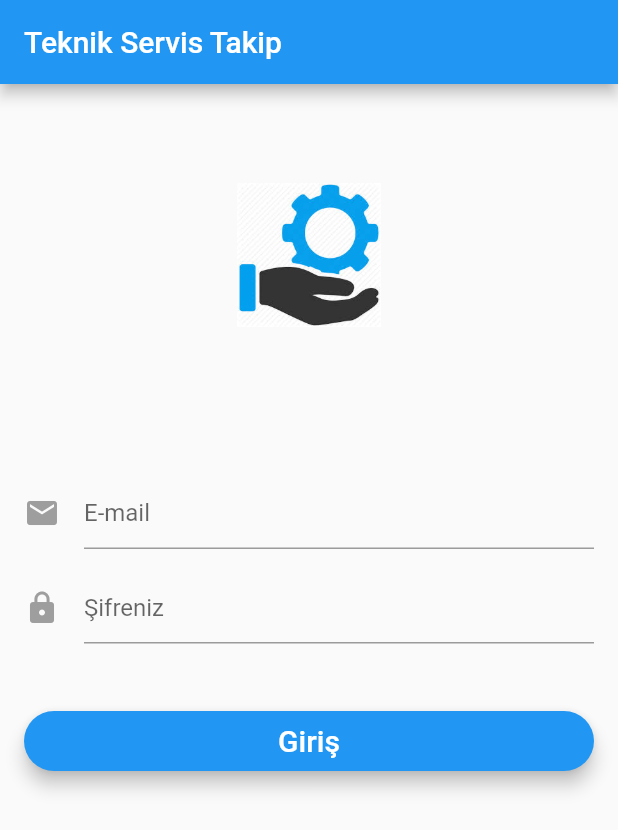
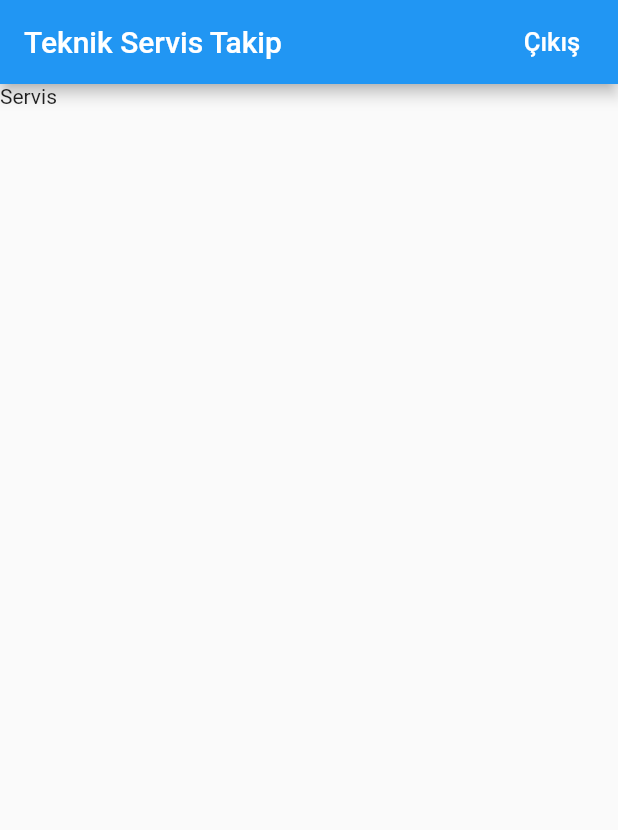
Before and after one commit to ozdemirali/service_app, a Flutter app: the screen it shows after launch, on a phone screen of 412 x 824 dp. Shown: the top 830 px of the screen. Run offline on Flutter 3.47's test engine with Material 2 defaults, Android fonts, the phone set to English and light mode, and no system bars.

Commit message:
Home Page  started

```diff
--- a/lib/main.dart
+++ b/lib/main.dart
@@ -1,4 +1,5 @@
 import 'package:flutter/material.dart';
+import 'package:service_app/screens/home.dart';
 import 'package:service_app/screens/login.dart';
 
 void main() => runApp(MyApp());
@@ -13,7 +14,7 @@ class MyApp extends StatelessWidget{
       theme: new ThemeData(
         primarySwatch: Colors.blue,
       ),
-      home: Login(),
+      home: Home(),
     );
   }
 }
--- /dev/null
+++ b/lib/screens/home.dart
@@ -0,0 +1,32 @@
+import 'package:flutter/material.dart';
+
+class Home extends StatefulWidget{
+  @override
+  State<StatefulWidget> createState() {
+    // TODO: implement createState
+    return HomeState();
+  }
+
+}
+
+class HomeState extends State<Home> {
+  @override
+  Widget build(BuildContext context) {
+    // TODO: implement build
+    return Scaffold(
+      appBar: new AppBar(
+        title: new Text('Teknik Servis Takip'),
+        actions: <Widget>[
+          new FlatButton(
+            child: new Text("Çıkış",
+            style: new TextStyle(fontSize: 17.0, color: Colors.white)),
+            onPressed: (){
+              print("Çıkış");
+            },
+          )
+        ],
+      ),
+      body: new Text("Servis"),
+    );
+  }
+}
```
